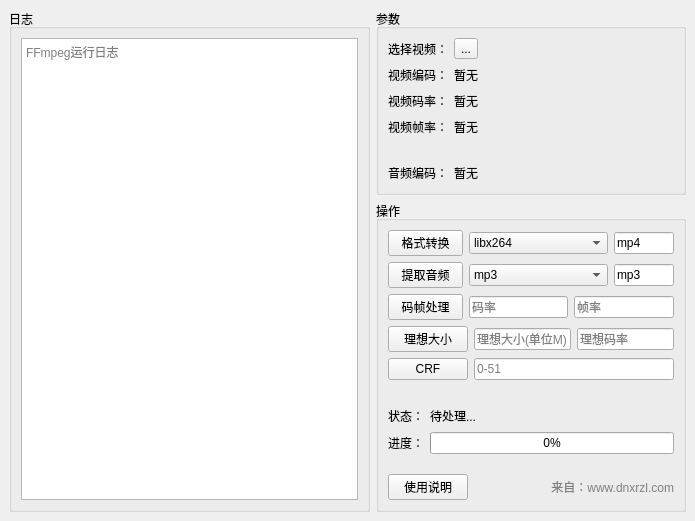
First picture: the form in assets/ui/ui_app.ui, repository daifiyum/videoTools, before the edit.
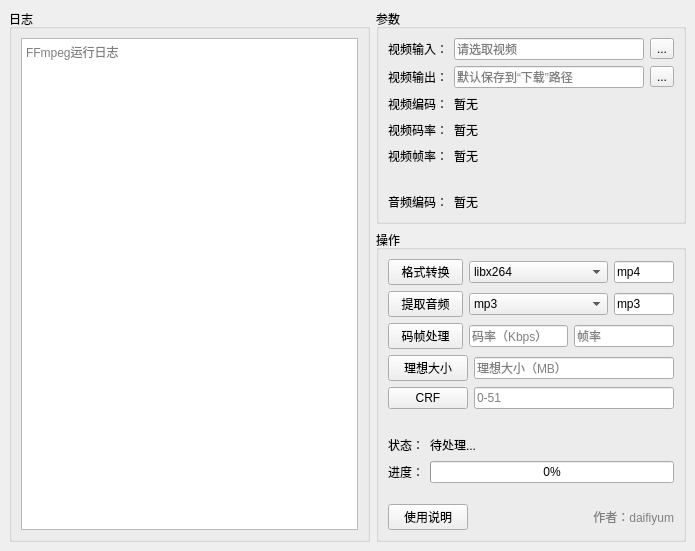
Second picture: the form after the edit.

What changed in the file:
```diff
--- a/assets/ui/ui_app.ui
+++ b/assets/ui/ui_app.ui
@@ -7,7 +7,7 @@
     <x>0</x>
     <y>0</y>
     <width>695</width>
-    <height>521</height>
+    <height>551</height>
    </rect>
   </property>
   <property name="windowTitle">
@@ -20,7 +20,7 @@
       <property name="title">
        <string>日志</string>
       </property>
-      <layout class="QHBoxLayout" name="horizontalLayout_8">
+      <layout class="QVBoxLayout" name="verticalLayout_3">
        <item>
         <widget class="QTextBrowser" name="log_text">
          <property name="placeholderText">
@@ -46,11 +46,18 @@
         </property>
         <layout class="QVBoxLayout" name="verticalLayout_2">
          <item>
-          <layout class="QHBoxLayout" name="horizontalLayout_2">
+          <layout class="QHBoxLayout" name="horizontalLayout_8">
            <item>
             <widget class="QLabel" name="label">
              <property name="text">
-              <string>选择视频：</string>
+              <string>视频输入：</string>
+             </property>
+            </widget>
+           </item>
+           <item>
+            <widget class="QLineEdit" name="v_input">
+             <property name="placeholderText">
+              <string>请选取视频</string>
              </property>
             </widget>
            </item>
@@ -61,18 +68,30 @@
              </property>
             </widget>
            </item>
+          </layout>
+         </item>
+         <item>
+          <layout class="QHBoxLayout" name="horizontalLayout_2">
            <item>
-            <spacer name="horizontalSpacer">
-             <property name="orientation">
-              <enum>Qt::Horizontal</enum>
+            <widget class="QLabel" name="label_8">
+             <property name="text">
+              <string>视频输出：</string>
              </property>
-             <property name="sizeHint" stdset="0">
-              <size>
-               <width>40</width>
-               <height>20</height>
-              </size>
+            </widget>
+           </item>
+           <item>
+            <widget class="QLineEdit" name="v_output">
+             <property name="placeholderText">
+              <string>默认保存到“下载”路径</string>
              </property>
-            </spacer>
+            </widget>
+           </item>
+           <item>
+            <widget class="QToolButton" name="lay_v">
+             <property name="text">
+              <string>...</string>
+             </property>
+            </widget>
            </item>
           </layout>
          </item>
@@ -217,7 +236,7 @@
         <property name="title">
          <string>操作</string>
         </property>
-        <layout class="QVBoxLayout" name="verticalLayout_3">
+        <layout class="QVBoxLayout" name="verticalLayout_4">
          <item>
           <layout class="QHBoxLayout" name="horizontalLayout_5">
            <item>
@@ -316,8 +335,11 @@
            </item>
            <item>
             <widget class="QLineEdit" name="i_m">
+             <property name="text">
+              <string/>
+             </property>
              <property name="placeholderText">
-              <string>码率</string>
+              <string>码率（Kbps）</string>
              </property>
             </widget>
            </item>
@@ -342,14 +364,7 @@
            <item>
             <widget class="QLineEdit" name="good_size">
              <property name="placeholderText">
-              <string>理想大小(单位M)</string>
-             </property>
-            </widget>
-           </item>
-           <item>
-            <widget class="QLineEdit" name="good_value">
-             <property name="placeholderText">
-              <string>理想码率</string>
+              <string>理想大小（MB）</string>
              </property>
             </widget>
            </item>
@@ -484,7 +499,7 @@
               <string notr="true">color: gray;</string>
              </property>
              <property name="text">
-              <string>来自：www.dnxrzl.com</string>
+              <string>作者：daifiyum</string>
              </property>
              <property name="alignment">
               <set>Qt::AlignRight|Qt::AlignTrailing|Qt::AlignVCenter</set>
```
Left out of the diff: 10 changed lines with no effect on the pictures.
